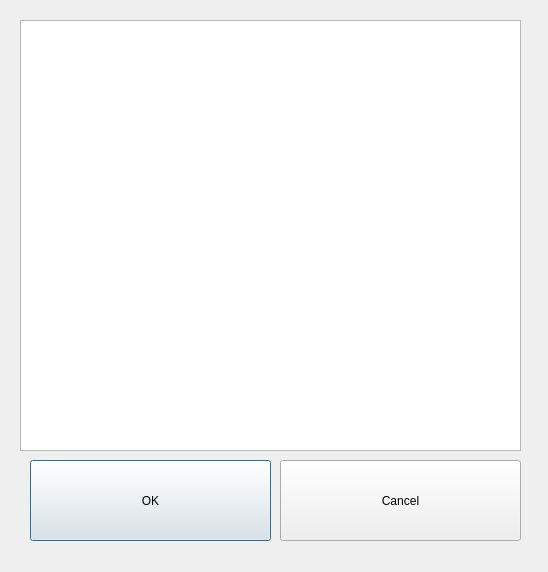
Old version of the form StockList.ui in the repository zethsqx/simple-qf-calc-py.
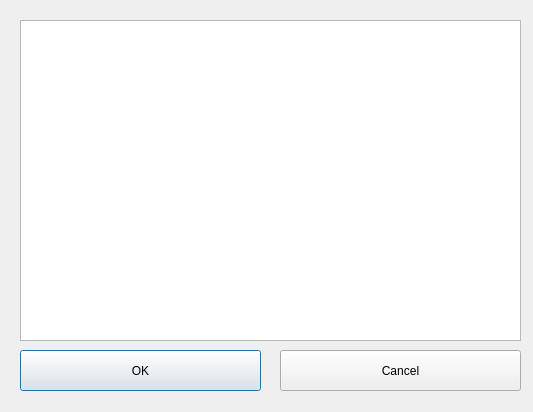
New version of the form.

Commit message: UI added scaling code for HIGH DPI res window added investment portion UI Integrated investment decision portion

```diff
--- a/StockList.ui
+++ b/StockList.ui
@@ -12,14 +12,20 @@
    <rect>
     <x>0</x>
     <y>0</y>
-    <width>548</width>
-    <height>572</height>
+    <width>533</width>
+    <height>412</height>
    </rect>
   </property>
+  <property name="minimumSize">
+   <size>
+    <width>533</width>
+    <height>412</height>
+   </size>
+  </property>
   <property name="maximumSize">
    <size>
-    <width>548</width>
-    <height>572</height>
+    <width>533</width>
+    <height>412</height>
    </size>
   </property>
   <property name="windowTitle">
@@ -28,10 +34,10 @@
   <widget class="QPushButton" name="okButton">
    <property name="geometry">
     <rect>
-     <x>30</x>
-     <y>460</y>
+     <x>20</x>
+     <y>350</y>
      <width>241</width>
-     <height>81</height>
+     <height>41</height>
     </rect>
    </property>
    <property name="text">
@@ -42,9 +48,9 @@
    <property name="geometry">
     <rect>
      <x>280</x>
-     <y>460</y>
+     <y>350</y>
      <width>241</width>
-     <height>81</height>
+     <height>41</height>
     </rect>
    </property>
    <property name="maximumSize">
@@ -63,7 +69,7 @@
      <x>20</x>
      <y>20</y>
      <width>501</width>
-     <height>431</height>
+     <height>321</height>
     </rect>
    </property>
    <property name="editTriggers">
```
The commit also changes 4 other files.
